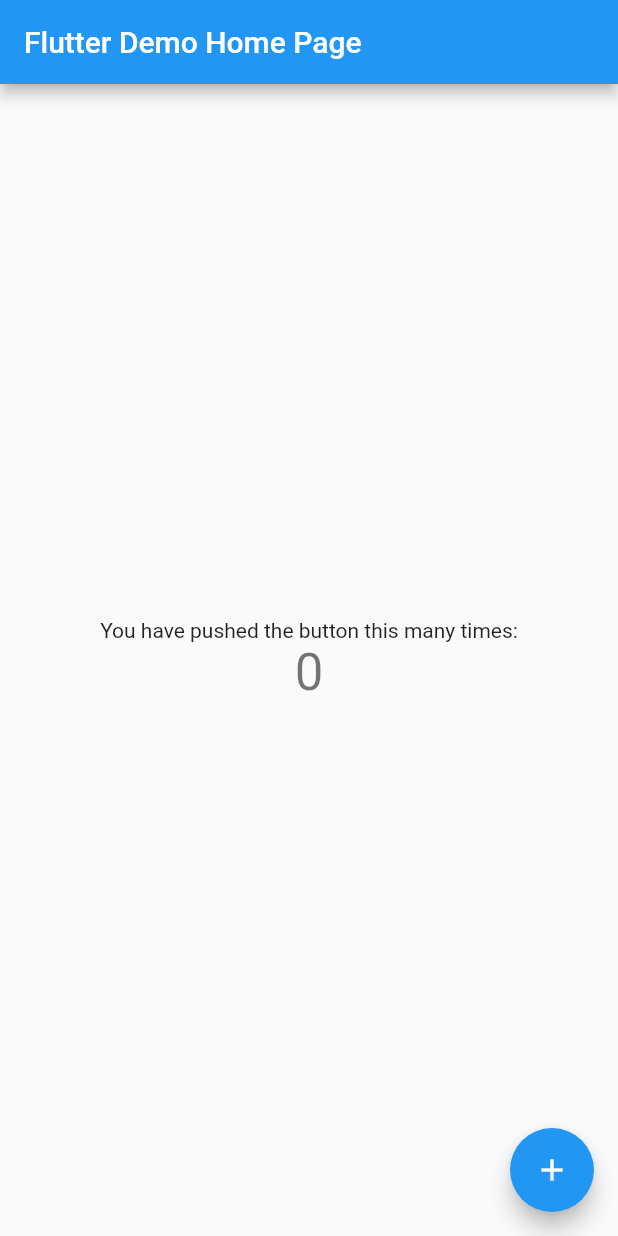
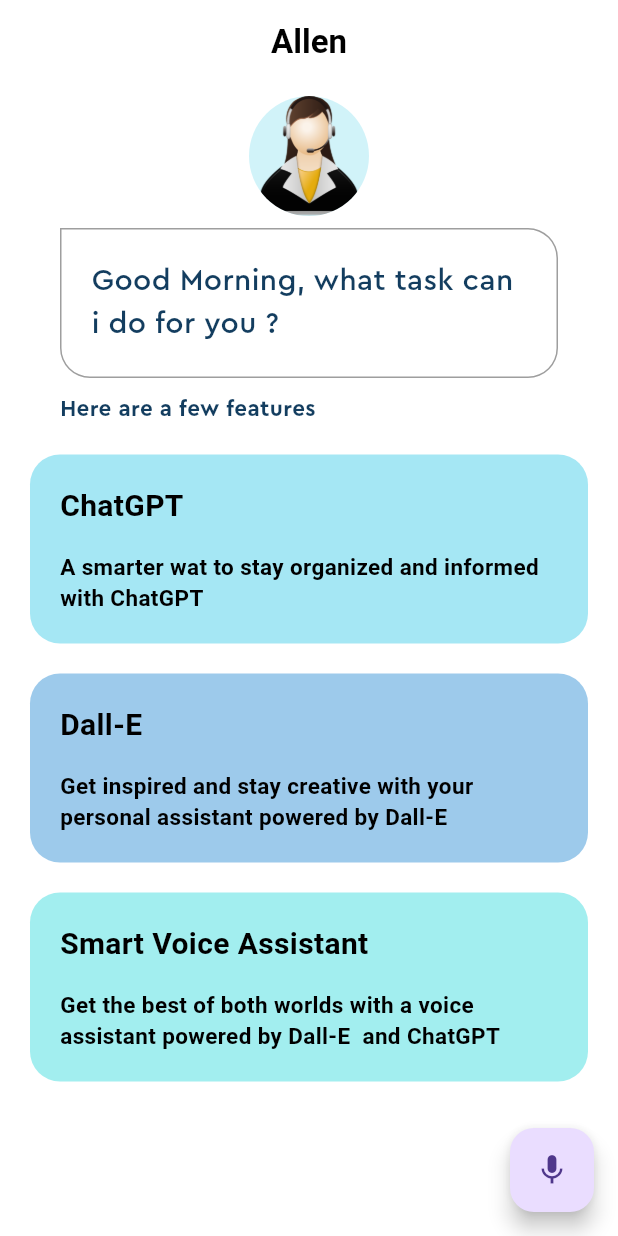
Before and after one commit to mohit987-del/voice-gpt, a Flutter app: the screen it shows after launch, on a phone screen of 412 x 824 dp. Run offline on Flutter 3.47's test engine with Material 2 defaults, Android fonts, the phone set to English and light mode, and no system bars.

Commit message:
UI completed

```diff
--- /dev/null
+++ b/lib/homepage.dart
@@ -0,0 +1,104 @@
+import 'package:assistant/pallete.dart';
+import 'package:flutter/material.dart';
+
+import 'widgets/widgets.dart';
+
+class Homepage extends StatelessWidget {
+  const Homepage({super.key});
+  @override
+  Widget build(BuildContext context) {
+    return Scaffold(
+      appBar: AppBar(
+        title: const Text(
+          "Allen",
+          style: TextStyle(
+            color: Pallete.blackColor,
+            fontWeight: FontWeight.bold,
+          ),
+        ),
+        centerTitle: true,
+      ),
+      body: Column(
+        children: [
+          const Padding(
+            padding: EdgeInsets.all(8.0),
+            child: Center(
+              child: CircleAvatar(
+                radius: 40,
+                backgroundImage:
+                    AssetImage("assets/images/virtualAssistant.png"),
+                backgroundColor: Pallete.assistantCircleColor,
+              ),
+            ),
+          ),
+          Container(
+            padding: const EdgeInsets.symmetric(
+              horizontal: 20,
+              vertical: 20,
+            ),
+            margin: const EdgeInsets.symmetric(
+              horizontal: 40,
+            ),
+            decoration: BoxDecoration(
+              border: Border.all(color: Colors.black38, width: 1),
+              borderRadius:
+                  BorderRadius.circular(20).copyWith(topLeft: Radius.zero),
+            ),
+            child: const Text(
+              "Good Morning, what task can i do for you ?",
+              style: TextStyle(
+                fontFamily: "Cera Pro",
+                fontSize: 20,
+                color: Pallete.mainFontColor,
+              ),
+            ),
+          ),
+          Container(
+            margin: const EdgeInsets.symmetric(vertical: 10).copyWith(left: 40),
+            alignment: Alignment.centerLeft,
+            child: const Text(
+              "Here are a few features ",
+              style: TextStyle(
+                color: Pallete.mainFontColor,
+                fontFamily: "Cera Pro",
+                fontSize: 15,
+                fontWeight: FontWeight.bold,
+              ),
+            ),
+          ),
+          Expanded(
+            child: SingleChildScrollView(
+              child: Column(
+                children: const [
+                  SuggestionWidget(
+                    heading: "ChatGPT",
+                    data:
+                        "A smarter wat to stay organized and informed with ChatGPT",
+                    color: Pallete.firstSuggestionBoxColor,
+                  ),
+                  SuggestionWidget(
+                    heading: "Dall-E",
+                    data:
+                        "Get inspired and stay creative with your personal assistant powered by Dall-E",
+                    color: Pallete.secondSuggestionBoxColor,
+                  ),
+                  SuggestionWidget(
+                    heading: "Smart Voice Assistant",
+                    data:
+                        "Get the best of both worlds with a voice assistant powered by Dall-E  and ChatGPT",
+                    color: Pallete.thirdSuggestionBoxColor,
+                  ),
+                ],
+              ),
+            ),
+          )
+        ],
+      ),
+      floatingActionButton: FloatingActionButton(
+        onPressed: () {},
+        child: Icon(Icons.mic),
+
+      ),
+    );
+  }
+}
--- a/lib/main.dart
+++ b/lib/main.dart
@@ -1,4 +1,7 @@
+import 'package:assistant/pallete.dart';
 import 'package:flutter/material.dart';
+
+import 'homepage.dart';
 
 void main() {
   runApp(const MyApp());
@@ -7,109 +10,17 @@ void main() {
 class MyApp extends StatelessWidget {
   const MyApp({super.key});
 
-  // This widget is the root of your application.
   @override
   Widget build(BuildContext context) {
     return MaterialApp(
       title: 'Flutter Demo',
-      theme: ThemeData(
-        // This is the theme of your application.
-        //
-        // Try running your application with "flutter run". You'll see the
-        // application has a blue toolbar. Then, without quitting the app, try
-        // changing the primarySwatch below to Colors.green and then invoke
-        // "hot reload" (press "r" in the console where you ran "flutter run",
-        // or simply save your changes to "hot reload" in a Flutter IDE).
-        // Notice that the counter didn't reset back to zero; the application
-        // is not restarted.
-        primarySwatch: Colors.blue,
+      theme: ThemeData.light(useMaterial3: true).copyWith(
+        scaffoldBackgroundColor: Pallete.whiteColor,
+        appBarTheme: const AppBarTheme(
+          backgroundColor: Pallete.whiteColor,
+        )
       ),
-      home: const MyHomePage(title: 'Flutter Demo Home Page'),
+      home:const Homepage(),
     );
   }
 }
-
-class MyHomePage extends StatefulWidget {
-  const MyHomePage({super.key, required this.title});
-
-  // This widget is the home page of your application. It is stateful, meaning
-  // that it has a State object (defined below) that contains fields that affect
-  // how it looks.
-
-  // This class is the configuration for the state. It holds the values (in this
-  // case the title) provided by the parent (in this case the App widget) and
-  // used by the build method of the State. Fields in a Widget subclass are
-  // always marked "final".
-
-  final String title;
-
-  @override
-  State<MyHomePage> createState() => _MyHomePageState();
-}
-
-class _MyHomePageState extends State<MyHomePage> {
-  int _counter = 0;
-
-  void _incrementCounter() {
-    setState(() {
-      // This call to setState tells the Flutter framework that something has
-      // changed in this State, which causes it to rerun the build method below
-      // so that the display can reflect the updated values. If we changed
-      // _counter without calling setState(), then the build method would not be
-      // called again, and so nothing would appear to happen.
-      _counter++;
-    });
-  }
-
-  @override
-  Widget build(BuildContext context) {
-    // This method is rerun every time setState is called, for instance as done
-    // by the _incrementCounter method above.
-    //
-    // The Flutter framework has been optimized to make rerunning build methods
-    // fast, so that you can just rebuild anything that needs updating rather
-    // than having to individually change instances of widgets.
-    return Scaffold(
-      appBar: AppBar(
-        // Here we take the value from the MyHomePage object that was created by
-        // the App.build method, and use it to set our appbar title.
-        title: Text(widget.title),
-      ),
-      body: Center(
-        // Center is a layout widget. It takes a single child and positions it
-        // in the middle of the parent.
-        child: Column(
-          // Column is also a layout widget. It takes a list of children and
-          // arranges them vertically. By default, it sizes itself to fit its
-          // children horizontally, and tries to be as tall as its parent.
-          //
-          // Invoke "debug painting" (press "p" in the console, choose the
-          // "Toggle Debug Paint" action from the Flutter Inspector in Android
-          // Studio, or the "Toggle Debug Paint" command in Visual Studio Code)
-          // to see the wireframe for each widget.
-          //
-          // Column has various properties to control how it sizes itself and
-          // how it positions its children. Here we use mainAxisAlignment to
-          // center the children vertically; the main axis here is the vertical
-          // axis because Columns are vertical (the cross axis would be
-          // horizontal).
-          mainAxisAlignment: MainAxisAlignment.center,
-          children: <Widget>[
-            const Text(
-              'You have pushed the button this many times:',
-            ),
-            Text(
-              '$_counter',
-              style: Theme.of(context).textTheme.headlineMedium,
-            ),
-          ],
-        ),
-      ),
-      floatingActionButton: FloatingActionButton(
-        onPressed: _incrementCounter,
-        tooltip: 'Increment',
-        child: const Icon(Icons.add),
-      ), // This trailing comma makes auto-formatting nicer for build methods.
-    );
-  }
-}
--- /dev/null
+++ b/lib/pallete.dart
@@ -0,0 +1,13 @@
+import 'package:flutter/material.dart';
+
+class Pallete {
+  static const Color mainFontColor = Color.fromRGBO(19, 61, 95, 1);
+  static const Color firstSuggestionBoxColor = Color.fromRGBO(165, 231, 244, 1);
+  static const Color secondSuggestionBoxColor =
+      Color.fromRGBO(157, 202, 235, 1);
+  static const Color thirdSuggestionBoxColor = Color.fromRGBO(162, 238, 239, 1);
+  static const Color assistantCircleColor = Color.fromRGBO(209, 243, 249, 1);
+  static const Color borderColor = Color.fromRGBO(200, 200, 200, 1);
+  static const Color blackColor = Colors.black;
+  static const Color whiteColor = Colors.white;
+}
--- /dev/null
+++ b/lib/widgets/sugg_widget.dart
@@ -0,0 +1,53 @@
+import 'package:assistant/pallete.dart';
+import 'package:flutter/material.dart';
+
+class SuggestionWidget extends StatelessWidget {
+  const SuggestionWidget(
+      {super.key,
+      required this.heading,
+      required this.data,
+      required this.color});
+  final String heading, data;
+  final Color color;
+  @override
+  Widget build(BuildContext context) {
+    return Container(
+      decoration: BoxDecoration(
+        borderRadius: BorderRadius.circular(20),
+        color: color,
+      ),
+      margin: const EdgeInsets.symmetric(
+        horizontal: 20,
+        vertical: 10,
+      ),
+      padding: const EdgeInsets.symmetric(
+        vertical: 20,
+        horizontal: 20,
+      ),
+      child: Column(
+        crossAxisAlignment: CrossAxisAlignment.start,
+        children: [
+          Text(
+            heading,
+            style: const TextStyle(
+              color: Pallete.blackColor,
+              fontWeight: FontWeight.bold,
+              fontSize: 20,
+            ),
+          ),
+          const SizedBox(
+            height: 15,
+          ),
+          Text(
+            data,
+            style: const TextStyle(
+              color: Pallete.blackColor,
+              fontWeight: FontWeight.w600,
+              fontSize: 15,
+            ),
+          ),
+        ],
+      ),
+    );
+  }
+}
--- /dev/null
+++ b/lib/widgets/widgets.dart
@@ -0,0 +1 @@
+export 'sugg_widget.dart';
```
Also changed, not shown: pubspec.yaml (+8 -50 lines), assets/fonts/Cera-Pro-Bold.otf (added), assets/fonts/Cera-Pro-Medium.otf (added), assets/images/virtualAssistant.png (added), 3 other files.
